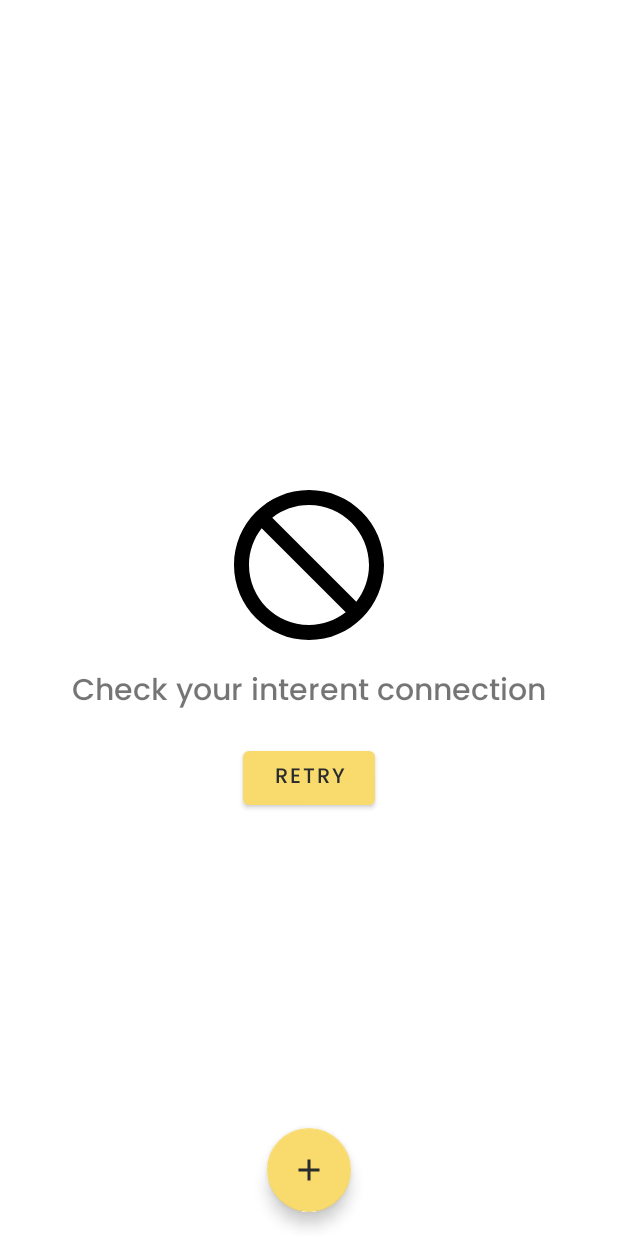
After one commit to iamanantshukla/Swipe, an Android app: the fragment ConnectionFragment placed in its activity, on a phone screen of 412 x 824 dp. The commit adds this screen. Run offline under Robolectric (Android 15) with nearby library versions, the phone set to English and light mode, and no system bars; pictures from the network do not load.

Commit message:
No Interne Handling
Created no internet fragment if no connection

```diff
--- a/app/src/main/AndroidManifest.xml
+++ b/app/src/main/AndroidManifest.xml
@@ -3,6 +3,7 @@
     xmlns:tools="http://schemas.android.com/tools">
 
     <uses-permission android:name="android.permission.INTERNET" />
+    <uses-permission android:name="android.permission.ACCESS_NETWORK_STATE" />
     <uses-permission android:name="android.permission.READ_EXTERNAL_STORAGE"/>
     <uses-permission android:name="android.permission.WRITE_EXTERNAL_STORAGE"/>
 
--- a/app/src/main/java/com/dev334/swipe/view/AddProductFragment.kt
+++ b/app/src/main/java/com/dev334/swipe/view/AddProductFragment.kt
@@ -11,7 +11,6 @@ import android.view.View
 import android.view.ViewGroup
 import android.widget.Toast
 import androidx.fragment.app.Fragment
-import androidx.fragment.app.activityViewModels
 import com.dev334.swipe.databinding.FragmentAddProductBinding
 import com.dev334.swipe.model.PostProduct
 import com.dev334.swipe.viewmodel.HomeViewModel
@@ -30,7 +29,6 @@ import java.util.*
 
 class AddProductFragment : Fragment() {
 
-    //private val sharedViewModel by activityViewModels<HomeViewModel>()
     private lateinit var binding: FragmentAddProductBinding
     private var file: File? = null;
 
--- /dev/null
+++ b/app/src/main/java/com/dev334/swipe/view/ConnectionFragment.kt
@@ -0,0 +1,28 @@
+package com.dev334.swipe.view
+
+import android.os.Bundle
+import androidx.fragment.app.Fragment
+import android.view.LayoutInflater
+import android.view.View
+import android.view.ViewGroup
+import com.dev334.swipe.databinding.FragmentConnectionBinding
+
+class ConnectionFragment : Fragment() {
+    private lateinit var binding: FragmentConnectionBinding
+    override fun onCreateView(
+        inflater: LayoutInflater, container: ViewGroup?,
+        savedInstanceState: Bundle?
+    ): View? {
+        // Inflate the layout for this fragment
+        val fragmentBinding = FragmentConnectionBinding.inflate(inflater, container, false)
+        binding = fragmentBinding
+        (activity as MainActivity?)?.dismissLoading()
+        binding.buttonRetry.setOnClickListener{
+            if((activity as MainActivity?)!!.isNetworkAvailable(context)){
+                (activity as MainActivity?)?.openHomeFragment()
+            }
+        }
+
+        return binding.root
+    }
+}
--- a/app/src/main/java/com/dev334/swipe/view/HomeFragment.kt
+++ b/app/src/main/java/com/dev334/swipe/view/HomeFragment.kt
@@ -25,7 +25,6 @@ import org.koin.androidx.viewmodel.ext.android.getViewModel
 
 class HomeFragment : Fragment() {
 
-    //private val sharedViewModel by activityViewModels<HomeViewModel>()
     private lateinit var binding: FragmentHomeBinding
     private lateinit var products: ArrayList<Product>
     private lateinit var productAdapter: ProductAdapter
--- a/app/src/main/java/com/dev334/swipe/view/MainActivity.kt
+++ b/app/src/main/java/com/dev334/swipe/view/MainActivity.kt
@@ -1,13 +1,19 @@
 package com.dev334.swipe.view
 
 import android.app.AlertDialog
+import android.content.Context
 import android.graphics.Color
 import android.graphics.drawable.ColorDrawable
+import android.net.ConnectivityManager
+import android.net.NetworkCapabilities
+import android.os.Build
 import android.os.Bundle
+import android.util.Log
 import android.view.LayoutInflater
 import android.view.View
 import androidx.appcompat.app.AppCompatActivity
 import androidx.fragment.app.Fragment
+import androidx.fragment.app.FragmentManager
 import com.dev334.swipe.R
 import com.dev334.swipe.databinding.ActivityMainBinding
 
@@ -21,6 +27,11 @@ class MainActivity : AppCompatActivity() {
         super.onCreate(savedInstanceState)
         binding = ActivityMainBinding.inflate(layoutInflater)
         setContentView(binding.root)
+
+        if(!isNetworkAvailable(this)){
+            replaceFragment(ConnectionFragment())
+            binding.floatingActionButton.visibility = View.GONE
+        }
 
         binding.floatingActionButton.setOnClickListener{
             replaceFragment(AddProductFragment())
@@ -70,4 +81,31 @@ class MainActivity : AppCompatActivity() {
     fun dismissLoading(){
         loadingDialogInstance.dismiss()
     }
+
+    fun isNetworkAvailable(context: Context?): Boolean {
+        if (context == null) return false
+        val connectivityManager = context.getSystemService(Context.CONNECTIVITY_SERVICE) as ConnectivityManager
+        if (Build.VERSION.SDK_INT >= Build.VERSION_CODES.Q) {
+            val capabilities = connectivityManager.getNetworkCapabilities(connectivityManager.activeNetwork)
+            if (capabilities != null) {
+                when {
+                    capabilities.hasTransport(NetworkCapabilities.TRANSPORT_CELLULAR) -> {
+                        return true
+                    }
+                    capabilities.hasTransport(NetworkCapabilities.TRANSPORT_WIFI) -> {
+                        return true
+                    }
+                    capabilities.hasTransport(NetworkCapabilities.TRANSPORT_ETHERNET) -> {
+                        return true
+                    }
+                }
+            }
+        } else {
+            val activeNetworkInfo = connectivityManager.activeNetworkInfo
+            if (activeNetworkInfo != null && activeNetworkInfo.isConnected) {
+                return true
+            }
+        }
+        return false
+    }
 }
--- /dev/null
+++ b/app/src/main/res/drawable/ic_baseline_not_interested_24.xml
@@ -0,0 +1,5 @@
+<vector android:height="120dp" android:tint="#000000"
+    android:viewportHeight="24" android:viewportWidth="24"
+    android:width="120dp" xmlns:android="http://schemas.android.com/apk/res/android">
+    <path android:fillColor="@android:color/white" android:pathData="M12,2C6.48,2 2,6.48 2,12s4.48,10 10,10 10,-4.48 10,-10S17.52,2 12,2zM12,20c-4.42,0 -8,-3.58 -8,-8 0,-1.85 0.63,-3.55 1.69,-4.9L16.9,18.31C15.55,19.37 13.85,20 12,20zM18.31,16.9L7.1,5.69C8.45,4.63 10.15,4 12,4c4.42,0 8,3.58 8,8 0,1.85 -0.63,3.55 -1.69,4.9z"/>
+</vector>
--- /dev/null
+++ b/app/src/main/res/layout/fragment_connection.xml
@@ -0,0 +1,43 @@
+<?xml version="1.0" encoding="utf-8"?>
+<androidx.constraintlayout.widget.ConstraintLayout xmlns:android="http://schemas.android.com/apk/res/android"
+    xmlns:app="http://schemas.android.com/apk/res-auto"
+    xmlns:tools="http://schemas.android.com/tools"
+    android:layout_width="match_parent"
+    android:layout_height="match_parent"
+    tools:context=".view.ConnectionFragment">
+
+    <ImageView
+        android:id="@+id/imageView"
+        android:layout_width="wrap_content"
+        android:layout_height="wrap_content"
+        android:src="@drawable/ic_baseline_not_interested_24"
+        app:layout_constraintBottom_toBottomOf="parent"
+        app:layout_constraintEnd_toEndOf="parent"
+        app:layout_constraintStart_toStartOf="parent"
+        app:layout_constraintTop_toTopOf="parent"
+        app:layout_constraintVertical_bias="0.45" />
+
+    <TextView
+        android:id="@+id/textView4"
+        android:layout_width="wrap_content"
+        android:layout_height="wrap_content"
+        android:layout_marginTop="8dp"
+        android:fontFamily="@font/poppinsmedium"
+        android:text="Check your interent connection"
+        android:textSize="20sp"
+        app:layout_constraintEnd_toEndOf="@+id/imageView"
+        app:layout_constraintStart_toStartOf="@+id/imageView"
+        app:layout_constraintTop_toBottomOf="@+id/imageView" />
+
+    <Button
+        android:id="@+id/button_retry"
+        android:layout_width="wrap_content"
+        android:layout_height="wrap_content"
+        android:layout_marginTop="16dp"
+        android:fontFamily="@font/poppinsmedium"
+        android:text="RETRY"
+        android:textColor="@color/black"
+        app:layout_constraintEnd_toEndOf="@+id/textView4"
+        app:layout_constraintStart_toStartOf="@+id/textView4"
+        app:layout_constraintTop_toBottomOf="@+id/textView4" />
+</androidx.constraintlayout.widget.ConstraintLayout>
```
